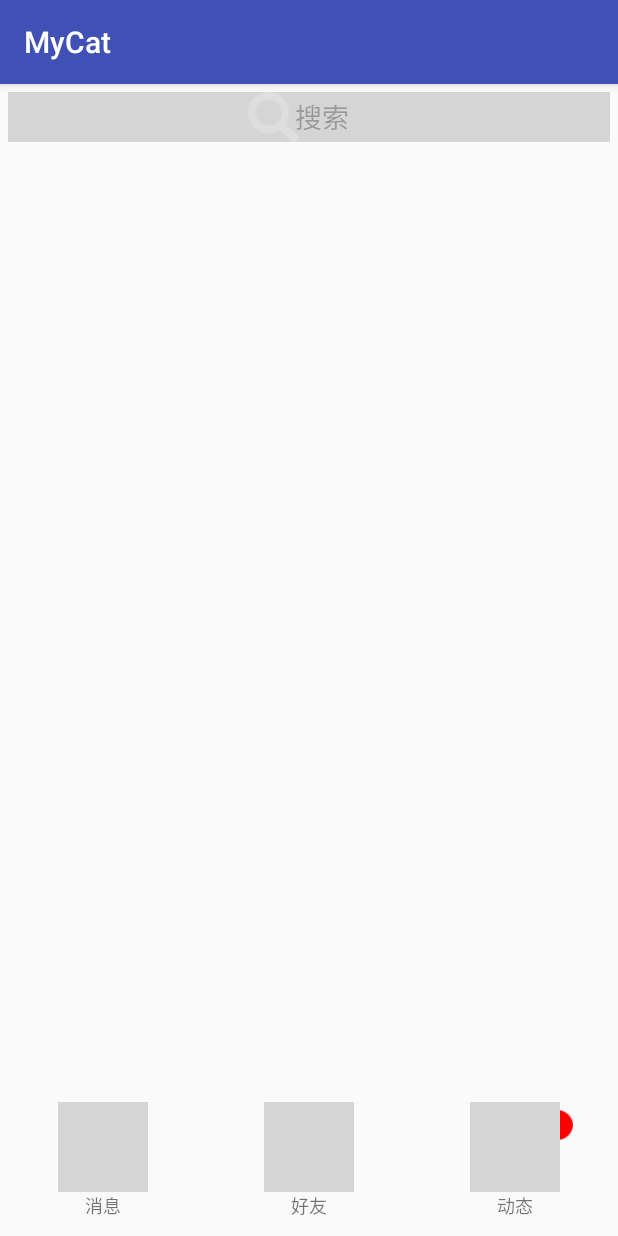
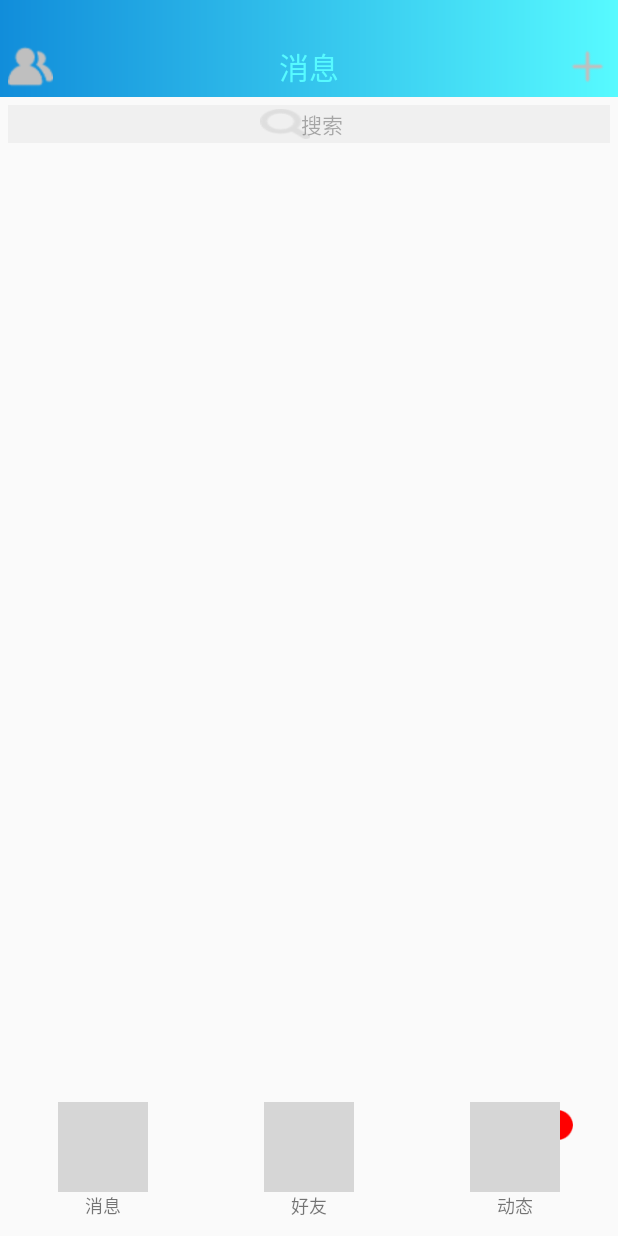
Before and after one commit to 547291213/MyCat, an Android app: the IndexActivity screen opened directly, with no data from a screen before it, on a phone screen of 412 x 824 dp. Run offline under Robolectric (Android 15) with nearby library versions, the phone set to English and light mode, and no system bars; our stand-ins replace ButterKnife; grey boxes are pictures that could not be loaded.

Commit message:
通用顶部标题栏的实现和首页标题栏的实现

```diff
--- a/app/src/main/java/com/example/xkfeng/mycat/Activity/IndexActivity.java
+++ b/app/src/main/java/com/example/xkfeng/mycat/Activity/IndexActivity.java
@@ -1,16 +1,23 @@
 package com.example.xkfeng.mycat.Activity;
 
+import android.app.Activity;
 import android.content.Intent;
+import android.graphics.Color;
 import android.graphics.drawable.Drawable;
+import android.os.Build;
 import android.os.Bundle;
 import android.support.annotation.Nullable;
 import android.util.DisplayMetrics;
 import android.util.Log;
 import android.view.View;
+import android.view.ViewGroup;
+import android.view.Window;
+import android.view.WindowManager;
 import android.widget.TextView;
 import android.widget.Toast;
 
 import com.example.xkfeng.mycat.DrawableView.IndexBottomLayout;
+import com.example.xkfeng.mycat.DrawableView.IndexTitleLayout;
 import com.example.xkfeng.mycat.DrawableView.RedPointViewHelper;
 import com.example.xkfeng.mycat.R;
 import com.example.xkfeng.mycat.Util.DensityUtil;
@@ -35,19 +42,88 @@ public class IndexActivity extends BaseActivity {
     TextView etSearchEdit;
 
     private static final String TAG = "IndexActivity";
-    private DisplayMetrics metrics ;
+    @BindView(R.id.indexTitleLayout)
+    IndexTitleLayout indexTitleLayout;
+    private DisplayMetrics metrics;
 
 
     @Override
     protected void onCreate(@Nullable Bundle savedInstanceState) {
         super.onCreate(savedInstanceState);
+
+//        if (Build.VERSION.SDK_INT >= 21) {
+//            View decorView = getWindow().getDecorView();
+//            //设置全屏和状态栏透明
+//            decorView.setSystemUiVisibility(View.SYSTEM_UI_FLAG_LAYOUT_FULLSCREEN | View.SYSTEM_UI_FLAG_LAYOUT_STABLE);
+//
+//            getWindow().setStatusBarColor(Color.RED);
+//        }
         setContentView(R.layout.index_layout);
         ButterKnife.bind(this);
         metrics = new DisplayMetrics();
         getWindowManager().getDefaultDisplay().getMetrics(metrics);
+
+        //沉浸式View
+        fullScreen(this);
+        //初始化布局
         initView();
 
+
     }
+
+    /**
+     * 沉浸式状态栏
+     * 并且状态栏颜色跟随顶部View的颜色，追随渐变
+     * @param activity
+     */
+    private void fullScreen(Activity activity) {
+        if (Build.VERSION.SDK_INT >= Build.VERSION_CODES.KITKAT) {
+            if (Build.VERSION.SDK_INT >= Build.VERSION_CODES.LOLLIPOP) {
+                //5.x开始需要把颜色设置透明，否则导航栏会呈现系统默认的浅灰色
+                Window window = activity.getWindow();
+                View decorView = window.getDecorView();
+                //两个 flag 要结合使用，表示让应用的主体内容占用系统状态栏的空间
+                int option = View.SYSTEM_UI_FLAG_LAYOUT_FULLSCREEN | View.SYSTEM_UI_FLAG_LAYOUT_STABLE;
+                decorView.setSystemUiVisibility(option);
+                window.addFlags(WindowManager.LayoutParams.FLAG_DRAWS_SYSTEM_BAR_BACKGROUNDS);
+                window.setStatusBarColor(Color.TRANSPARENT);
+                //导航栏颜色也可以正常设置
+                // window.setNavigationBarColor(Color.TRANSPARENT);
+
+                /*
+                   设置内边距
+                   其中left right bottom都用现有的
+                   top设置为现在的topPadding+状态栏的高度
+                   表现为将indexTitleLayout显示的数据放到状态栏下面
+                 */
+                indexTitleLayout.setPadding(indexTitleLayout.getPaddingLeft(),
+                        indexTitleLayout.getPaddingTop() + DensityUtil.getStatusHeight(this),
+                        indexTitleLayout.getPaddingRight(),
+                        indexTitleLayout.getPaddingBottom());
+
+            } else {
+                Window window = activity.getWindow();
+                WindowManager.LayoutParams attributes = window.getAttributes();
+                int flagTranslucentStatus = WindowManager.LayoutParams.FLAG_TRANSLUCENT_STATUS;
+                int flagTranslucentNavigation = WindowManager.LayoutParams.FLAG_TRANSLUCENT_NAVIGATION;
+                attributes.flags |= flagTranslucentStatus;
+                // attributes.flags |= flagTranslucentNavigation;
+                window.setAttributes(attributes);
+            /*
+                   设置内边距
+                   其中left right bottom都用现有的
+                   top设置为现在的topPadding+状态栏的高度
+                   表现为将indexTitleLayout显示的数据放到状态栏下面
+                 */
+                indexTitleLayout.setPadding(indexTitleLayout.getPaddingLeft() ,
+                        indexTitleLayout.getPaddingTop() + DensityUtil.getStatusHeight(this) ,
+                        indexTitleLayout.getPaddingRight() ,
+                        indexTitleLayout.getPaddingBottom());
+
+            }
+        }
+    }
+
 
     private void initView() {
 
@@ -69,15 +145,24 @@ public class IndexActivity extends BaseActivity {
         /*
             设置搜索栏相关属性
          */
-        setEtSearchEdit() ;
+        setEtSearchEdit();
+
+        /*
+           设置顶部标题栏相关属性
+         */
+        setIndexTitleLayout();
+
+
     }
+
 
     /**
      * 设置IndeBottomCheckState状态为未选中
      *
      * @param indexBottomCheckState
      */
-    private void setIbIndexBottomCheckState_UnChecked(IndexBottomLayout indexBottomCheckState) {
+    private void setIbIndexBottomCheckState_UnChecked(IndexBottomLayout
+                                                              indexBottomCheckState) {
         indexBottomCheckState.setmCheckSate(IndexBottomLayout.UNCHECKED);
     }
 
@@ -86,7 +171,8 @@ public class IndexActivity extends BaseActivity {
      *
      * @param indexBottomCheckState_checked
      */
-    private void setIbIndexBottomCheckState_Checked(IndexBottomLayout indexBottomCheckState_checked) {
+    private void setIbIndexBottomCheckState_Checked(IndexBottomLayout
+                                                            indexBottomCheckState_checked) {
         indexBottomCheckState_checked.setmCheckSate(IndexBottomLayout.CHECKED);
     }
 
@@ -189,6 +275,30 @@ public class IndexActivity extends BaseActivity {
 
     }
 
+
+    /**
+     * 设置顶部标题栏相关属性
+     */
+    private void setIndexTitleLayout(){
+
+        indexTitleLayout.setTitleItemClickListener(new IndexTitleLayout.TitleItemClickListener() {
+            @Override
+            public void leftViewClick(View view) {
+                Toast.makeText(IndexActivity.this, "LeftClick", Toast.LENGTH_SHORT).show();
+            }
+
+            @Override
+            public void middleViewClick(View view) {
+
+            }
+
+            @Override
+            public void rightViewClick(View view) {
+                Toast.makeText(IndexActivity.this, "RightClick", Toast.LENGTH_SHORT).show();
+            }
+        });
+    }
+
     /*
        转到搜索界面
      */
@@ -201,13 +311,13 @@ public class IndexActivity extends BaseActivity {
       设置搜索栏属性
       Drawable
      */
-    private void setEtSearchEdit(){
-        Drawable left = getResources().getDrawable(R.drawable.searcher) ;
-        left.setBounds(metrics.widthPixels/2-DensityUtil.dip2px(this,10+18*2),0,
-                50+metrics.widthPixels/2-DensityUtil.dip2px(this,10+18*2),50);
+    private void setEtSearchEdit() {
+        Drawable left = getResources().getDrawable(R.drawable.searcher);
+        left.setBounds(metrics.widthPixels / 2 - DensityUtil.dip2px(this, 10 + 14 * 2), 0,
+                50 + metrics.widthPixels / 2 - DensityUtil.dip2px(this, 10 + 14 * 2), 30);
         Log.d(TAG, "setEtSearchEdit: " + metrics.widthPixels);
-        etSearchEdit.setCompoundDrawablePadding(-left.getIntrinsicWidth()/2);
-        etSearchEdit.setCompoundDrawables(left ,null,null,null);
+        etSearchEdit.setCompoundDrawablePadding(-left.getIntrinsicWidth() / 2);
+        etSearchEdit.setCompoundDrawables(left, null, null, null);
         etSearchEdit.setAlpha((float) 0.6);
 
     }
--- /dev/null
+++ b/app/src/main/java/com/example/xkfeng/mycat/DrawableView/IndexTitleLayout.java
@@ -0,0 +1,160 @@
+package com.example.xkfeng.mycat.DrawableView;
+
+import android.content.Context;
+import android.content.res.TypedArray;
+import android.graphics.Color;
+import android.graphics.drawable.Drawable;
+import android.os.Build;
+import android.util.AttributeSet;
+import android.view.LayoutInflater;
+import android.view.View;
+import android.widget.Button;
+import android.widget.RelativeLayout;
+import android.widget.TextView;
+
+import com.example.xkfeng.mycat.R;
+
+public class IndexTitleLayout extends RelativeLayout {
+
+    private Button leftBtn ;
+    private Button rightBtn ;
+    private TextView middleTextView ;
+    private Context mContext ;
+    private TitleItemClickListener titleItemClickListener ;
+    private static final String TAG = "IndexTitleLayout";
+
+    private String leftText ;
+    private int leftTextColor ;
+    private Drawable leftDrawable ;
+
+    private String middleText ;
+    private int middleTextColor ;
+
+    private String rightText ;
+    private int rightTextColor ;
+    private Drawable rightDrawable ;
+
+    private Drawable layoutDrawable ;
+
+    public IndexTitleLayout(Context context) {
+        this(context , null) ;
+    }
+
+    public IndexTitleLayout(Context context, AttributeSet attrs) {
+        super(context, attrs);
+
+        mContext = context ;
+
+
+        /**
+         * 自定义属性的获取
+         */
+        TypedArray typedArray = mContext.obtainStyledAttributes(attrs , R.styleable.IndexTitleStyle) ;
+        leftText = typedArray.getString(R.styleable.IndexTitleStyle_leftText) ;
+        leftTextColor = typedArray.getColor(R.styleable.IndexTitleStyle_leftTextColor , Color.RED) ;
+        leftDrawable = typedArray.getDrawable(R.styleable.IndexTitleStyle_leftBackground) ;
+
+
+        rightText = typedArray.getString(R.styleable.IndexTitleStyle_rightText) ;
+        rightTextColor = typedArray.getColor(R.styleable.IndexTitleStyle_rightTextColor,Color.RED) ;
+        rightDrawable = typedArray.getDrawable(R.styleable.IndexTitleStyle_rightBackground) ;
+
+        middleText = typedArray.getString(R.styleable.IndexTitleStyle_middleText) ;
+        middleTextColor = typedArray.getColor(R.styleable.IndexTitleStyle_middleTextColor , Color.RED) ;
+
+        layoutDrawable = typedArray.getDrawable(R.styleable.IndexTitleStyle_layoutBackground) ;
+
+        //关闭资源
+        typedArray.recycle();
+
+        //初始化View
+        initView() ;
+    }
+
+    //初始化View操作
+    private void initView() {
+
+
+        View view = LayoutInflater.from(mContext).inflate(R.layout.title_item , null ,false) ;
+        leftBtn = view.findViewById(R.id.bt_titleLeftBtn) ;
+        rightBtn = view.findViewById(R.id.bt_titleRightBtn) ;
+        middleTextView = view.findViewById(R.id.tv_titleMiddleTextView) ;
+        /**
+         * 设置相关属性
+         */
+        setLeftBtn();
+        setRightBtn();
+        setMiddleTextView();
+
+        //添加到View
+        addView(view);
+
+        //设置布局的drawable
+        if (Build.VERSION.SDK_INT >= Build.VERSION_CODES.JELLY_BEAN) {
+            setBackground(layoutDrawable);
+        }
+
+
+    }
+
+    private void setLeftBtn(){
+        leftBtn.setText(leftText);
+        leftBtn.setTextColor(leftTextColor);
+        if (Build.VERSION.SDK_INT >= Build.VERSION_CODES.JELLY_BEAN) {
+            leftBtn.setBackground(leftDrawable);
+
+        }
+        //设置点击事件
+        leftBtn.setOnClickListener(new OnClickListener() {
+            @Override
+            public void onClick(View v) {
+                titleItemClickListener.leftViewClick(v);
+            }
+        });
+    }
+
+    private void setRightBtn(){
+        rightBtn.setText(rightText);
+        rightBtn.setTextColor(rightTextColor);
+        if (Build.VERSION.SDK_INT >= Build.VERSION_CODES.JELLY_BEAN) {
+            rightBtn.setBackground(rightDrawable);
+        }
+        rightBtn.setOnClickListener(new OnClickListener() {
+            @Override
+            public void onClick(View v) {
+                titleItemClickListener.rightViewClick(v);
+            }
+        });
+
+    }
+
+
+    private void setMiddleTextView(){
+        middleTextView.setText(middleText);
+        middleTextView.setTextColor(middleTextColor);
+    }
+
+    /**
+     * 设置点击事件接口对象
+     * @param titleItemClickListener
+     */
+    public void setTitleItemClickListener(TitleItemClickListener titleItemClickListener) {
+        this.titleItemClickListener = titleItemClickListener;
+    }
+
+    /**
+     * 点击事件接口
+     * 左View点击
+     * 中间View点击
+     * 右View点击
+     */
+    public interface TitleItemClickListener{
+
+        public void leftViewClick(View view) ;
+
+        public void middleViewClick(View view) ;
+
+        public void rightViewClick(View view) ;
+    }
+
+}
--- a/app/src/main/java/com/example/xkfeng/mycat/Util/DensityUtil.java
+++ b/app/src/main/java/com/example/xkfeng/mycat/Util/DensityUtil.java
@@ -43,6 +43,7 @@ public class DensityUtil {
 
     /**
      * 计算两点之间的距离
+     *
      * @param pointF
      * @param pointF1
      * @return 距离
@@ -50,7 +51,7 @@ public class DensityUtil {
     public static float getDistance(PointF pointF, PointF pointF1) {
         float distance = (float) Math.sqrt(Math.pow(pointF.y - pointF1.y, 2)
                 + Math.pow(pointF.x - pointF1.x, 2));
-        return distance ;
+        return distance;
     }
 
     /**
@@ -83,27 +84,31 @@ public class DensityUtil {
     /**
      * Get point between p1 and p2 by percent.
      * 根据百分比获取两点之间的某个点坐标
+     *
      * @param p1
      * @param p2
      * @param percent
      * @return
      */
     public static PointF getPointByPercent(PointF p1, PointF p2, float percent) {
-        return new PointF(evaluateValue(percent, p1.x , p2.x), evaluateValue(percent, p1.y , p2.y));
+        return new PointF(evaluateValue(percent, p1.x, p2.x), evaluateValue(percent, p1.y, p2.y));
     }
 
     /**
      * 根据分度值，计算从start到end中，fraction位置的值。fraction范围为0 -> 1
+     *
      * @param fraction
      * @param start
      * @param end
      * @return
      */
-    public static float evaluateValue(float fraction, Number start, Number end){
+    public static float evaluateValue(float fraction, Number start, Number end) {
         return start.floatValue() + (end.floatValue() - start.floatValue()) * fraction;
     }
 
-    /** 获取状态栏高度
+    /**
+     * 获取状态栏高度
+     *
      * @param v
      * @return
      */
@@ -116,4 +121,23 @@ public class DensityUtil {
         return frame.top;
     }
 
+
+    /**
+     * 获取手机状态栏高度
+     * @param context
+     * @return 状态栏高度
+     */
+    public static int getStatusHeight(Context context) {
+        int statusHeight = -1;
+        try {
+            Class clazz = Class.forName("com.android.internal.R$dimen");
+            Object object = clazz.newInstance();
+            int height = Integer.parseInt(clazz.getField("status_bar_height").get(object).toString());
+            statusHeight = context.getResources().getDimensionPixelSize(height);
+        } catch (Exception e) {
+            e.printStackTrace();
+        }
+        return statusHeight;
+    }
+
 }
--- /dev/null
+++ b/app/src/main/res/drawable/title_gradient.xml
@@ -0,0 +1,10 @@
+<?xml version="1.0" encoding="utf-8"?>
+<shape xmlns:android="http://schemas.android.com/apk/res/android">
+
+    <gradient
+        android:type="linear"
+        android:startColor="@color/blue"
+        android:endColor="@color/light_blue"
+
+        />
+</shape>
--- a/app/src/main/res/layout/index_layout.xml
+++ b/app/src/main/res/layout/index_layout.xml
@@ -3,7 +3,8 @@
     android:layout_width="match_parent"
     android:layout_height="match_parent"
     xmlns:app="http://schemas.android.com/apk/res-auto"
-    android:orientation="vertical">
+    android:orientation="vertical"
+    >
     <!--<com.example.xkfeng.mycat.DrawableView.RedPointView-->
         <!--android:layout_width="match_parent"-->
         <!--android:layout_height="100dp"-->
@@ -13,17 +14,33 @@
 
         <!--/>-->
 
+    <com.example.xkfeng.mycat.DrawableView.IndexTitleLayout
+        android:id="@+id/indexTitleLayout"
+        android:layout_width="match_parent"
+        android:layout_height="wrap_content"
+
+
+        app:leftBackground="@drawable/contacts_gray"
+        app:middleText="消息"
+        app:middleTextColor="@color/light_blue"
+        app:rightBackground="@drawable/plus"
+        app:layoutBackground="@drawable/title_gradient"
+
+        />
+
     <TextView
         android:id="@+id/et_searchEdit"
         android:layout_width="match_parent"
         android:layout_height="wrap_content"
         android:text="搜索"
         android:onClick="intoSearchView"
-        android:textSize="18sp"
+        android:textSize="14sp"
         android:gravity="center"
         android:layout_margin="5dp"
         android:background="@color/gray"
-
+        android:paddingBottom="2dp"
+        android:paddingTop="2dp"
+        android:layout_below="@id/indexTitleLayout"
 
 
         />
--- /dev/null
+++ b/app/src/main/res/layout/title_item.xml
@@ -0,0 +1,37 @@
+<?xml version="1.0" encoding="utf-8"?>
+<RelativeLayout xmlns:android="http://schemas.android.com/apk/res/android"
+    android:id="@+id/rl_titleItemLayout"
+    android:layout_width="match_parent"
+    android:layout_height="40dp"
+
+    >
+
+    <Button
+        android:id="@+id/bt_titleLeftBtn"
+        android:layout_width="30dp"
+        android:layout_height="30dp"
+        android:layout_alignParentLeft="true"
+        android:layout_margin="5dp"
+        />
+
+    <TextView
+        android:id="@+id/tv_titleMiddleTextView"
+        android:layout_width="wrap_content"
+        android:layout_height="wrap_content"
+        android:gravity="center_vertical"
+        android:layout_centerInParent="true"
+        android:layout_margin="2dp"
+        android:textSize="20sp"
+        />
+
+    <Button
+        android:id="@+id/bt_titleRightBtn"
+        android:layout_width="30dp"
+        android:layout_height="30dp"
+        android:layout_alignParentRight="true"
+        android:layout_margin="5dp"
+
+        />
+
+
+</RelativeLayout>
--- a/app/src/main/res/values/attrs.xml
+++ b/app/src/main/res/values/attrs.xml
@@ -12,4 +12,21 @@
         <item name="android:windowAnimationStyle">@style/ActionSheetDialogAnimation</item><!--动画-->
 
     </style>
+
+
+    <declare-styleable name="IndexTitleStyle" >
+        <attr name="leftBackground" format="reference" />
+        <attr name="leftText" format="string" />
+        <attr name="leftTextColor" format="color" />
+
+        <attr name="middleText" format="string" />
+        <attr name="middleTextColor" format="color" />
+
+        <attr name="rightBackground" format="reference" />
+        <attr name="rightText" format="string" />
+        <attr name="rightTextColor" format="color" />
+
+        <attr name="layoutBackground" format="reference" />
+
+    </declare-styleable>
 </resources>
--- a/app/src/main/res/values/colors.xml
+++ b/app/src/main/res/values/colors.xml
@@ -5,5 +5,7 @@
     <color name="colorAccent">#FF4081</color>
     <color name="white">#00ffffff</color>
     <color name="transparent">#8000</color>
-    <color name="gray">#8888</color>
+    <color name="gray">#1000</color>
+    <color name="light_blue">#57faff</color>
+    <color name="blue">#118dda</color>
 </resources>
```
Also changed, not shown: app/src/main/AndroidManifest.xml (+5 -2 lines), app/src/main/res/drawable/contacts.png (added), app/src/main/res/drawable/contacts_gray.png (added), app/src/main/res/drawable/plus.png (added).
